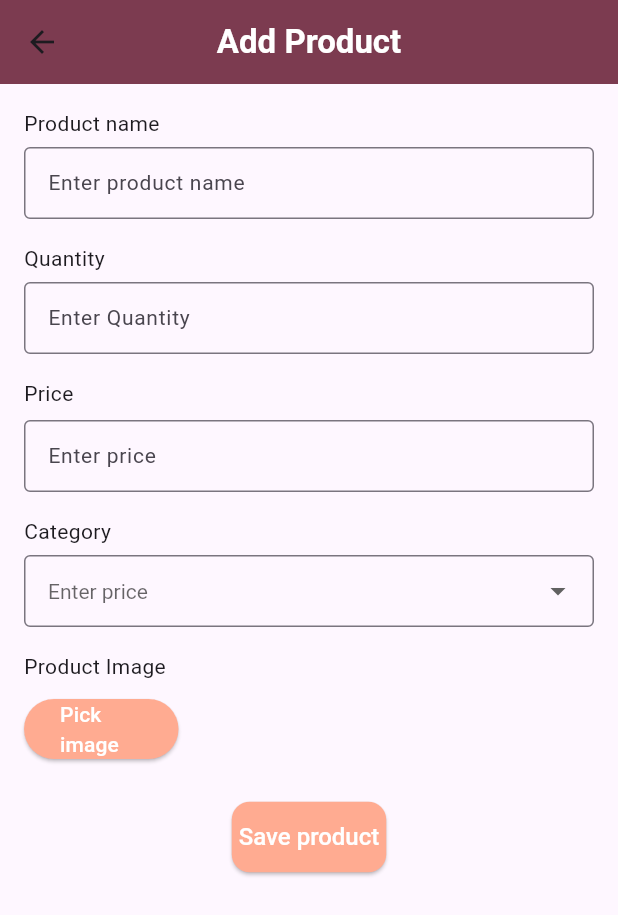
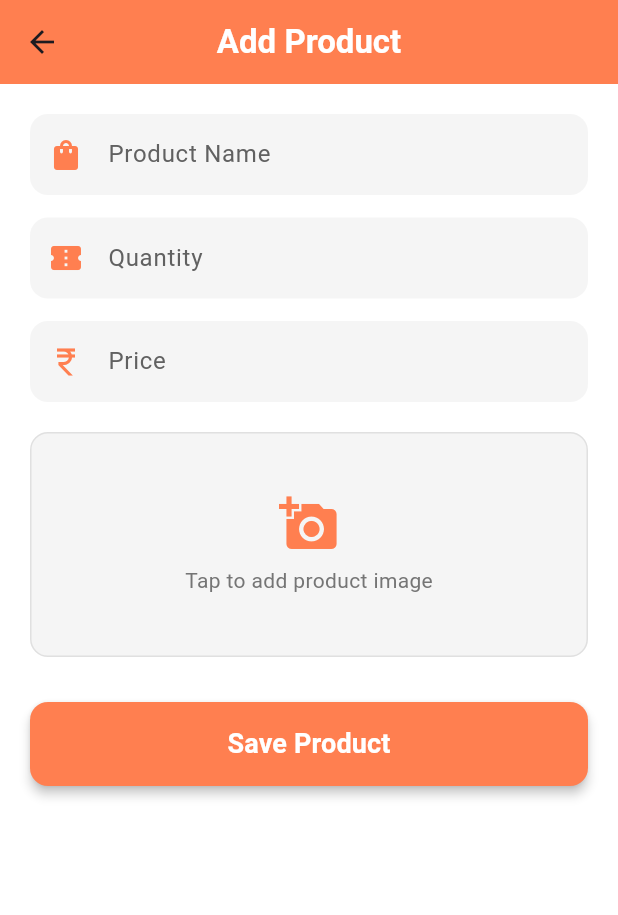
Before and after one commit to shraddhasa666/Inventory-_management_system, a Flutter app: the AddProductScreen screen opened directly, on a phone screen of 412 x 824 dp. Shown: the top 915 px of the screen. Run offline on Flutter 3.47's test engine with Material 3 defaults, Android fonts, the phone set to English and light mode, and no system bars; our stand-ins replace cloud_firestore, firebase_core, firebase_storage, image_picker; accounts and stored records are empty.

Commit message:
Updated Add Product UI

```diff
--- a/lib/add_product_screen.dart
+++ b/lib/add_product_screen.dart
@@ -1,8 +1,8 @@
+import 'dart:io';
 import 'package:cloud_firestore/cloud_firestore.dart';
+import 'package:firebase_storage/firebase_storage.dart';
 import 'package:flutter/material.dart';
 import 'package:image_picker/image_picker.dart';
-
-
 
 class AddProductScreen extends StatefulWidget {
   const AddProductScreen({super.key});
@@ -15,152 +15,147 @@ class _AddProductScreenState extends State<AddProductScreen> {
   final TextEditingController _nameController = TextEditingController();
   final TextEditingController _quantityController = TextEditingController();
   final TextEditingController _priceController = TextEditingController();
-  final List<String> _categories=[
-  'Tops',
-  'Bottoms',
-  'Shoes',
-  'Bags',
-  'Jewelry',
-  'Accessories',
-  ];
-  String? _selectedCategory;
-  XFile? _pickedImage;
+
+  File? _pickedImage;
   final ImagePicker _picker = ImagePicker();
+  bool _isSaving = false;
+
+  Future<void> _pickImage() async {
+    final pickedFile = await _picker.pickImage(source: ImageSource.gallery);
+    if (pickedFile != null) {
+      setState(() {
+        _pickedImage = File(pickedFile.path);
+      });
+    }
+  }
+
+  Future<void> _saveProduct() async {
+    if (_nameController.text.isEmpty ||
+        _quantityController.text.isEmpty ||
+        _priceController.text.isEmpty ||
+        _pickedImage == null) {
+      ScaffoldMessenger.of(context).showSnackBar(
+        SnackBar(content: Text("Please fill all fields and pick an image")),
+      );
+      return;
+    }
+
+    setState(() {
+      _isSaving = true;
+    });
+
+    try {
+      // Upload image to Firebase Storage
+      final storageRef = FirebaseStorage.instance
+          .ref()
+          .child("product_images")
+          .child("${DateTime.now().millisecondsSinceEpoch}.jpg");
+
+      await storageRef.putFile(_pickedImage!);
+      String imageUrl = await storageRef.getDownloadURL();
+
+      // Save product details in Firestore
+      await FirebaseFirestore.instance.collection('products').add({
+        'name': _nameController.text.trim(),
+        'quantity': int.parse(_quantityController.text.trim()),
+        'price': double.parse(_priceController.text.trim()),
+        'imageUrl': imageUrl,
+        'timestamp': Timestamp.now(),
+      });
+
+      ScaffoldMessenger.of(context).showSnackBar(
+        SnackBar(content: Text("Product added successfully")),
+      );
+
+      Navigator.pop(context);
+    } catch (e) {
+      ScaffoldMessenger.of(context).showSnackBar(
+        SnackBar(content: Text("Error saving product: $e")),
+      );
+    } finally {
+      setState(() {
+        _isSaving = false;
+      });
+    }
+  }
 
   @override
   Widget build(BuildContext context) {
     return Scaffold(
+      backgroundColor: Colors.white,
       appBar: AppBar(
-        backgroundColor: const Color.fromARGB(255, 124, 59, 80),
-        title: Text("Add Product",
+        backgroundColor: Color(0xFFFF7F50),
+        title: Text(
+          "Add Product",
           style: TextStyle(
-          fontSize: 22,
             fontWeight: FontWeight.bold,
             color: Colors.white,
-        ),),
+          ),
+        ),
         centerTitle: true,
+        elevation: 0,
       ),
+      body: SingleChildScrollView(
+        padding: const EdgeInsets.all(20),
+        child: Column(
+          children: [
+            _buildTextField("Product Name", _nameController, Icons.shopping_bag),
+            const SizedBox(height: 15),
+            _buildTextField("Quantity", _quantityController, Icons.confirmation_num, keyboardType: TextInputType.number),
+            const SizedBox(height: 15),
+            _buildTextField("Price", _priceController, Icons.currency_rupee, keyboardType: TextInputType.number),
+            const SizedBox(height: 20),
 
-      body: Padding(
-        padding: const EdgeInsets.all(16.0),
-        child: Column(
-          crossAxisAlignment: CrossAxisAlignment.start,
+            // Image picker button
+            GestureDetector(
+              onTap: _pickImage,
+              child: Container(
+                height: 150,
+                width: double.infinity,
+                decoration: BoxDecoration(
+                  color: Colors.grey[100],
+                  borderRadius: BorderRadius.circular(12),
+                  border: Border.all(color: Colors.grey[300]!),
+                ),
+                child: _pickedImage == null
+                    ? Column(
+                        mainAxisAlignment: MainAxisAlignment.center,
                         children: [
-            Text("Product name"),
-            SizedBox(height: 6,),
-            TextField(
-              controller: _nameController,
-              decoration: InputDecoration(
-                border: OutlineInputBorder(),
-                contentPadding: EdgeInsets.symmetric(vertical: 10, horizontal: 12), // 👈 Shrinks height
-                hintText: "Enter product name",
-                hintStyle: TextStyle(fontSize: 14),
-              ),
-              style: TextStyle(fontSize: 14),
-            ),
-
-            SizedBox(height: 16),
-            Text("Quantity"),
-            SizedBox(height: 6,),
-            TextField(
-              controller: _quantityController,
-              keyboardType: TextInputType.number,
-              decoration: InputDecoration(
-                contentPadding: EdgeInsets.symmetric(vertical: 10, horizontal: 12),
-                border: OutlineInputBorder(),
-                hintText: "Enter Quantity",
-                hintStyle: TextStyle(fontSize: 14),
-              ),
-              style: TextStyle(fontSize: 14),
-            ),
-
-            SizedBox(height: 16),
-            Text("Price"),
+                          Icon(Icons.add_a_photo, color: Color(0xFFFF7F50), size: 40),
                           SizedBox(height: 8),
-            TextField(
-              controller: _priceController,
-              keyboardType: TextInputType.number,
-              decoration: InputDecoration(
-                border: OutlineInputBorder(),
-                contentPadding: EdgeInsets.symmetric(vertical: 10, horizontal: 12), // 👈 Shrinks height
-                hintStyle: TextStyle(fontSize: 14),
-                hintText: "Enter price",
-               ),
-               style: TextStyle(fontSize: 14),
-              ),
-
-          SizedBox(height: 16),
-          Text("Category"),
-          SizedBox(height: 6,),
-          DropdownButtonFormField<String>(
-            value: _selectedCategory,
-            items: _categories.map((category){
-              return DropdownMenuItem<String>(
-                value: category,
-                child: Text(category),
-                );
-            }).toList(),
-            onChanged: (value){
-              setState(() {
-                _selectedCategory = value;
-              });
-            },
-            decoration: InputDecoration(
-                border: OutlineInputBorder(),
-                contentPadding: EdgeInsets.symmetric(vertical: 10, horizontal: 12), // 👈 Shrinks height
-                hintStyle: TextStyle(fontSize: 14),
-                hintText: "Enter price",
-               ),
-               style: TextStyle(fontSize: 14),
-            ),
-
-          SizedBox(height: 16),
-          Text("Product Image"),
-          SizedBox(height: 8),
-          SizedBox(
-            width: MediaQuery.of(context).size.width*0.25,
-            child: ElevatedButton(
-              onPressed: () async {
-                final picked=await _picker.pickImage(
-                  source: ImageSource.gallery);
-                  if(picked != null) {
-                    setState(() {
-                      _pickedImage=picked;
-                    });
-                  }
-              },
-              child: Text("Pick image"),
-              style: ElevatedButton.styleFrom(
-                backgroundColor: Colors.deepOrange[200],
-                foregroundColor: Colors.white,
+                          Text("Tap to add product image", style: TextStyle(color: Colors.grey[600])),
+                        ],
+                      )
+                    : ClipRRect(
+                        borderRadius: BorderRadius.circular(12),
+                        child: Image.file(_pickedImage!, fit: BoxFit.cover, width: double.infinity),
                       ),
               ),
             ),
-            if(_pickedImage != null)
-             Padding(
-              padding: const EdgeInsets.only(top: 8.0),
-              child: Image.network(_pickedImage!.path, height: 100,),
-             ),
 
-             SizedBox(height: 24),
-             Center(
-              child: SizedBox(
-                width: MediaQuery.of(context).size.width*0.25,
+            const SizedBox(height: 30),
+            SizedBox(
+              width: double.infinity,
               child: ElevatedButton(
-                  onPressed: _saveProduct,
-                  child: Text("Save product"),
+                onPressed: _isSaving ? null : _saveProduct,
                 style: ElevatedButton.styleFrom(
-                    backgroundColor: Colors.deepOrange[200],
-                    foregroundColor: Colors.white,
-                    padding: EdgeInsets.symmetric(vertical: 14),
-                    textStyle: TextStyle(
-                      fontSize: 16,
-                      fontWeight: FontWeight.w500,
-                    ),
+                  backgroundColor: Color(0xFFFF7F50),
+                  padding: EdgeInsets.symmetric(vertical: 15),
                   shape: RoundedRectangleBorder(
                     borderRadius: BorderRadius.circular(12),
-                      )
-                  ),),
+                  ),
+                  elevation: 3,
+                ),
+                child: _isSaving
+                    ? CircularProgressIndicator(color: Colors.white)
+                    : Text(
+                        "Save Product",
+                        style: TextStyle(
+                          fontSize: 18,
+                          fontWeight: FontWeight.w600,
+                          color: Colors.white,
+                        ),
+                      ),
               ),
             )
           ],
@@ -168,41 +163,23 @@ class _AddProductScreenState extends State<AddProductScreen> {
       ),
     );
   }
-  void _saveProduct() async{
-    if(_nameController.text.isEmpty || _quantityController.text.isEmpty || _priceController.text.isEmpty ||
-    _selectedCategory == null){
-      ScaffoldMessenger.of(context).showSnackBar(
-        SnackBar(content: Text("Please fill all fields")),
-        );
-        return;
-    }
-    String imageUrl = "https://via.placeholder.com/150";
 
-    try{
-      await FirebaseFirestore.instance.collection('products').add({
-        'name': _nameController.text.trim(),
-        'quantity': int.parse(_quantityController.text.trim()),
-        'price': double.parse(_priceController.text.trim()),
-        'category' : _selectedCategory,
-        'imageUrl' : imageUrl,
-        'timestamp' : Timestamp.now(),
-      });
-      ScaffoldMessenger.of(context).showSnackBar(
-        SnackBar(content: Text("Product saved successfully")),
-        );
-
-        _nameController.clear();
-        _quantityController.clear();
-        _priceController.clear();
-        setState(() {
-          _selectedCategory = null;
-          _pickedImage = null;
-        });
-    } catch(e){
-      ScaffoldMessenger.of(context).showSnackBar(
-        SnackBar(content: Text("Error saving product : $e")),
+  Widget _buildTextField(String label, TextEditingController controller, IconData icon, {TextInputType? keyboardType}) {
+    return TextField(
+      controller: controller,
+      keyboardType: keyboardType ?? TextInputType.text,
+      decoration: InputDecoration(
+        prefixIcon: Icon(icon, color: Color(0xFFFF7F50)),
+        labelText: label,
+        labelStyle: TextStyle(color: Colors.grey[700]),
+        filled: true,
+        fillColor: Colors.grey[100],
+        contentPadding: EdgeInsets.symmetric(vertical: 15, horizontal: 15),
+        border: OutlineInputBorder(
+          borderRadius: BorderRadius.circular(12),
+          borderSide: BorderSide.none,
+        ),
+      ),
     );
   }
-
 }
-}
```
Lines whose indentation alone changed are shown as unchanged.
